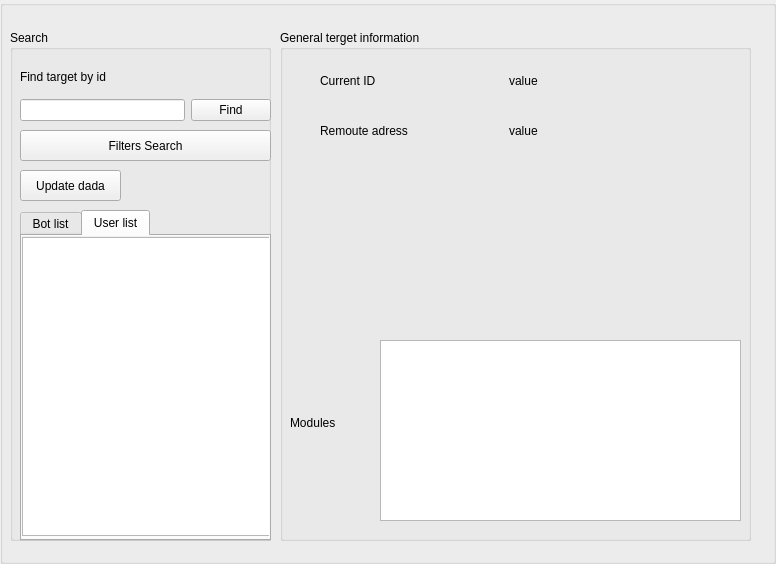
The window that code/modules/control-side/server-interaction/serverinteractiongroupbox.ui (Al-Sah/RAT) describes before a commit, drawn with Qt 5.
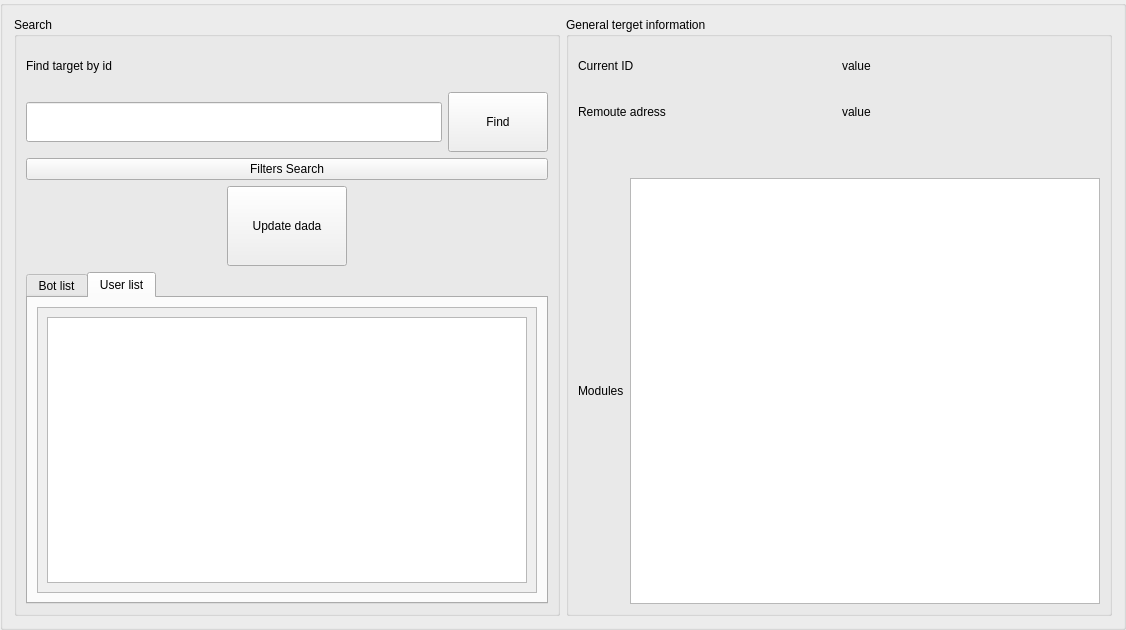
The same window after the commit. The open tabs and pages were chosen to show the change.

Commit message:
Implemented new module
Pictures Taker gets Images of Camera and Screen

What changed in the file:
```diff
--- a/code/modules/control-side/server-interaction/serverinteractiongroupbox.ui
+++ b/code/modules/control-side/server-interaction/serverinteractiongroupbox.ui
@@ -6,37 +6,30 @@
    <rect>
     <x>0</x>
     <y>0</y>
-    <width>776</width>
-    <height>564</height>
+    <width>1126</width>
+    <height>630</height>
    </rect>
   </property>
   <property name="windowTitle">
    <string>GroupBox</string>
   </property>
+  <layout class="QGridLayout" name="gridLayout">
+   <item row="0" column="0">
   <widget class="QGroupBox" name="groupBox_4">
-   <property name="geometry">
-    <rect>
-     <x>10</x>
-     <y>30</y>
-     <width>261</width>
-     <height>511</height>
-    </rect>
-   </property>
    <property name="title">
     <string>Search</string>
    </property>
-   <widget class="QWidget" name="layoutWidget">
-    <property name="geometry">
-     <rect>
-      <x>10</x>
-      <y>30</y>
-      <width>251</width>
-      <height>61</height>
-     </rect>
-    </property>
+     <layout class="QGridLayout" name="gridLayout_2">
+      <item row="0" column="0">
     <layout class="QVBoxLayout" name="verticalLayout_3">
      <item>
       <widget class="QLabel" name="label">
+          <property name="minimumSize">
+           <size>
+            <width>0</width>
+            <height>40</height>
+           </size>
+          </property>
        <property name="text">
         <string>Find target by id</string>
        </property>
@@ -45,10 +38,23 @@
      <item>
       <layout class="QHBoxLayout" name="horizontalLayout">
        <item>
-        <widget class="QLineEdit" name="lineEdit"/>
+           <widget class="QLineEdit" name="lineEdit">
+            <property name="minimumSize">
+             <size>
+              <width>0</width>
+              <height>40</height>
+             </size>
+            </property>
+           </widget>
        </item>
        <item>
         <widget class="QPushButton" name="pushButton_2">
+            <property name="minimumSize">
+             <size>
+              <width>100</width>
+              <height>60</height>
+             </size>
+            </property>
          <property name="text">
           <string>Find</string>
          </property>
@@ -57,42 +63,68 @@
       </layout>
      </item>
     </layout>
-   </widget>
+      </item>
+      <item row="1" column="0">
    <widget class="QPushButton" name="pushButton_3">
-    <property name="geometry">
-     <rect>
-      <x>10</x>
-      <y>100</y>
-      <width>251</width>
-      <height>31</height>
-     </rect>
-    </property>
     <property name="text">
      <string>Filters Search</string>
     </property>
-   </widget>
+        <property name="autoDefault">
+         <bool>false</bool>
+        </property>
+       </widget>
+      </item>
+      <item row="2" column="0">
+       <layout class="QHBoxLayout" name="horizontalLayout_4">
+        <item>
+         <spacer name="horizontalSpacer_2">
+          <property name="orientation">
+           <enum>Qt::Horizontal</enum>
+          </property>
+          <property name="sizeHint" stdset="0">
+           <size>
+            <width>40</width>
+            <height>20</height>
+           </size>
+          </property>
+         </spacer>
+        </item>
+        <item>
    <widget class="QPushButton" name="updateTargetsButton">
-    <property name="geometry">
-     <rect>
-      <x>10</x>
-      <y>140</y>
-      <width>101</width>
-      <height>31</height>
-     </rect>
+          <property name="sizePolicy">
+           <sizepolicy hsizetype="Preferred" vsizetype="Fixed">
+            <horstretch>0</horstretch>
+            <verstretch>0</verstretch>
+           </sizepolicy>
+          </property>
+          <property name="minimumSize">
+           <size>
+            <width>120</width>
+            <height>80</height>
+           </size>
     </property>
     <property name="text">
      <string>Update dada</string>
     </property>
    </widget>
+        </item>
+        <item>
+         <spacer name="horizontalSpacer">
+          <property name="orientation">
+           <enum>Qt::Horizontal</enum>
+          </property>
+          <property name="sizeHint" stdset="0">
+           <size>
+            <width>40</width>
+            <height>20</height>
+           </size>
+          </property>
+         </spacer>
+        </item>
+       </layout>
+      </item>
+      <item row="3" column="0">
    <widget class="QTabWidget" name="tabWidget_2">
-    <property name="geometry">
-     <rect>
-      <x>10</x>
-      <y>180</y>
-      <width>251</width>
-      <height>331</height>
-     </rect>
-    </property>
     <property name="currentIndex">
      <number>0</number>
     </property>
@@ -138,15 +170,9 @@
      <attribute name="title">
       <string>User list</string>
      </attribute>
+         <layout class="QGridLayout" name="gridLayout_5">
+          <item row="0" column="0">
      <widget class="QScrollArea" name="scrollArea_2">
-      <property name="geometry">
-       <rect>
-        <x>-1</x>
-        <y>-1</y>
-        <width>251</width>
-        <height>301</height>
-       </rect>
-      </property>
       <property name="widgetResizable">
        <bool>true</bool>
       </property>
@@ -155,72 +181,72 @@
         <rect>
          <x>0</x>
          <y>0</y>
-         <width>249</width>
-         <height>299</height>
-        </rect>
-       </property>
-       <widget class="QListWidget" name="listWidget_2">
-        <property name="geometry">
-         <rect>
-          <x>0</x>
-          <y>1</y>
-          <width>251</width>
-          <height>301</height>
-         </rect>
-        </property>
-       </widget>
-      </widget>
-     </widget>
-    </widget>
-   </widget>
-  </widget>
+               <width>500</width>
+               <height>256</height>
+              </rect>
+             </property>
+             <layout class="QGridLayout" name="gridLayout_6">
+              <item row="0" column="0">
+               <widget class="QListWidget" name="listWidget_2"/>
+              </item>
+             </layout>
+            </widget>
+           </widget>
+          </item>
+         </layout>
+        </widget>
+       </widget>
+      </item>
+     </layout>
+    </widget>
+   </item>
+   <item row="0" column="1">
   <widget class="QGroupBox" name="groupBox_3">
-   <property name="geometry">
-    <rect>
-     <x>280</x>
-     <y>30</y>
-     <width>471</width>
-     <height>511</height>
-    </rect>
-   </property>
    <property name="title">
     <string>General terget information</string>
    </property>
-   <widget class="QListWidget" name="targetModulesList">
-    <property name="geometry">
-     <rect>
-      <x>100</x>
-      <y>310</y>
-      <width>361</width>
-      <height>181</height>
-     </rect>
-    </property>
-   </widget>
+     <layout class="QGridLayout" name="gridLayout_3">
+      <item row="1" column="0" colspan="2">
+       <layout class="QHBoxLayout" name="horizontalLayout_3">
+        <item>
+         <widget class="QLabel" name="label_3">
+          <property name="minimumSize">
+           <size>
+            <width>0</width>
+            <height>40</height>
+           </size>
+          </property>
+          <property name="text">
+           <string>Remoute adress</string>
+          </property>
+         </widget>
+        </item>
+        <item>
+         <widget class="QLabel" name="label_adress_val">
+          <property name="text">
+           <string>value</string>
+          </property>
+         </widget>
+        </item>
+       </layout>
+      </item>
+      <item row="3" column="0">
    <widget class="QLabel" name="label_7">
-    <property name="geometry">
-     <rect>
-      <x>10</x>
-      <y>380</y>
-      <width>101</width>
-      <height>26</height>
-     </rect>
-    </property>
     <property name="text">
      <string>Modules</string>
     </property>
    </widget>
-   <widget class="QWidget" name="layoutWidget">
-    <property name="geometry">
-     <rect>
-      <x>40</x>
-      <y>30</y>
-      <width>371</width>
-      <height>41</height>
-     </rect>
-    </property>
+      </item>
+      <item row="0" column="0" colspan="2">
     <layout class="QHBoxLayout" name="horizontalLayout_2">
      <item>
       <widget class="QLabel" name="label_2">
+          <property name="minimumSize">
+           <size>
+            <width>0</width>
+            <height>40</height>
+           </size>
+          </property>
        <property name="text">
         <string>Current ID</string>
        </property>
@@ -234,34 +260,30 @@
       </widget>
      </item>
     </layout>
-   </widget>
-   <widget class="QWidget" name="layoutWidget_2">
-    <property name="geometry">
-     <rect>
-      <x>40</x>
-      <y>80</y>
-      <width>371</width>
-      <height>41</height>
-     </rect>
-    </property>
-    <layout class="QHBoxLayout" name="horizontalLayout_3">
-     <item>
-      <widget class="QLabel" name="label_3">
-       <property name="text">
-        <string>Remoute adress</string>
-       </property>
-      </widget>
-     </item>
-     <item>
-      <widget class="QLabel" name="label_adress_val">
-       <property name="text">
-        <string>value</string>
-       </property>
-      </widget>
+      </item>
+      <item row="3" column="1">
+       <widget class="QListWidget" name="targetModulesList"/>
+      </item>
+      <item row="2" column="1">
+       <spacer name="verticalSpacer">
+        <property name="orientation">
+         <enum>Qt::Vertical</enum>
+        </property>
+        <property name="sizeType">
+         <enum>QSizePolicy::Preferred</enum>
+        </property>
+        <property name="sizeHint" stdset="0">
+         <size>
+          <width>20</width>
+          <height>40</height>
+         </size>
+        </property>
+       </spacer>
      </item>
     </layout>
    </widget>
-  </widget>
+   </item>
+  </layout>
  </widget>
  <resources/>
  <connections/>
```
Left out of the diff: 41 changed lines with no effect on the pictures. Lines whose indentation alone changed are shown as unchanged. The commit also changes 20 other files.
